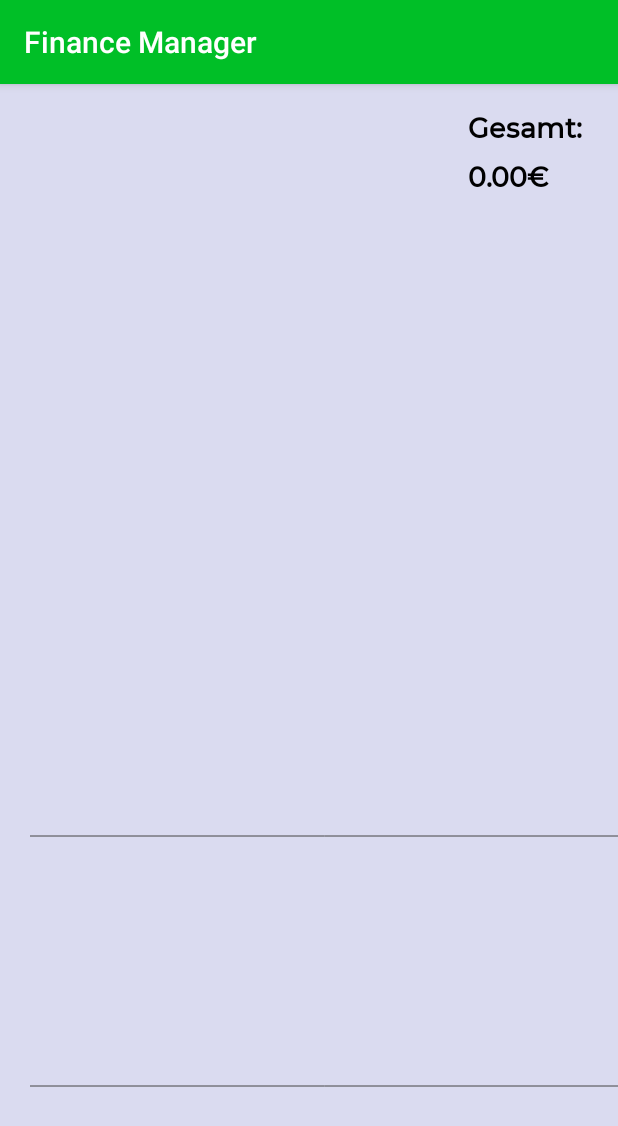
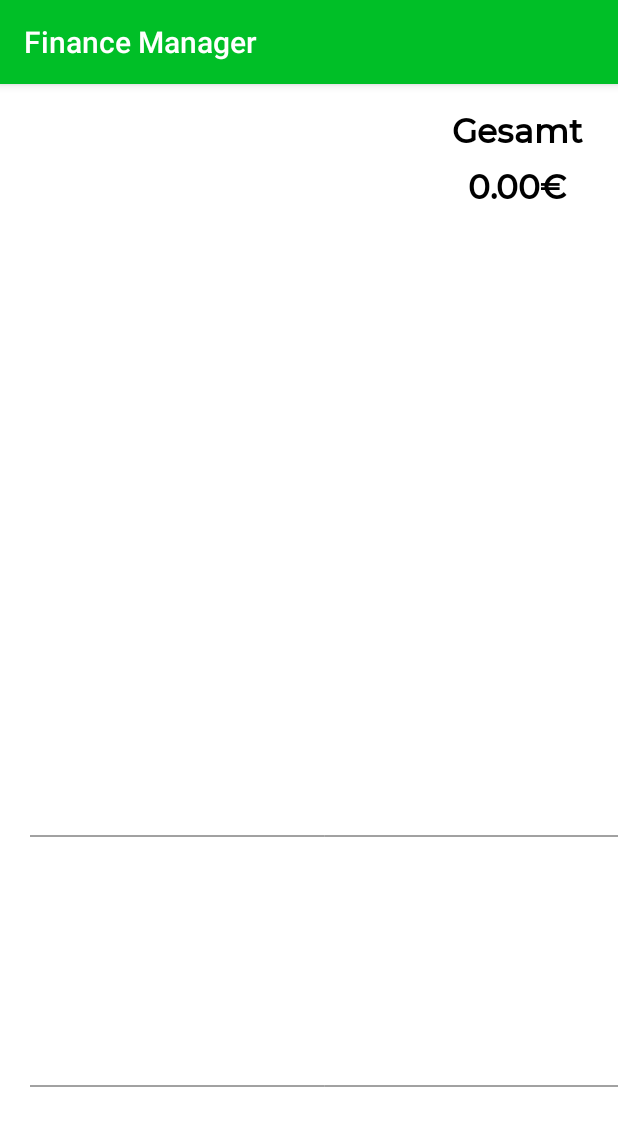
Before and after one commit to haidepzai/Finance-Manager-Android, an Android app: the BarChartActivity screen opened directly, with no data from a screen before it, on a phone screen of 412 x 824 dp. Shown: the top 1126 px of the screen. Run offline under Robolectric (Android 15) with nearby library versions, the phone set to English and light mode, and no system bars.

Commit message:
Slowed down item animation and changed style of chart activity

```diff
--- a/FinanceManager/app/src/main/res/anim/item_animation_fall_down.xml
+++ b/FinanceManager/app/src/main/res/anim/item_animation_fall_down.xml
@@ -1,6 +1,6 @@
 <?xml version="1.0" encoding="utf-8"?>
 <set xmlns:android="http://schemas.android.com/apk/res/android"
-    android:duration="1000">
+    android:duration="750">
 
     <translate
         android:fromYDelta="-20%"
--- a/FinanceManager/app/src/main/res/layout/activity_bar_chart.xml
+++ b/FinanceManager/app/src/main/res/layout/activity_bar_chart.xml
@@ -5,7 +5,7 @@
     android:layout_width="match_parent"
     android:layout_height="match_parent"
     tools:context=".Activity.BarChartActivity"
-    android:background="#dadbf0">
+    android:background="#FFF">
 
     <LinearLayout
         android:layout_width="match_parent"
@@ -16,7 +16,7 @@
         app:layout_constraintStart_toStartOf="parent"
         app:layout_constraintTop_toTopOf="parent"
         app:layout_constraintVertical_bias="0.0"
-        android:background="#dadbf0"
+        android:background="#FFF"
         android:orientation="vertical">
 
         <TextView
@@ -95,7 +95,7 @@
         android:fontFamily="@font/font"
         android:text="@string/total_amount"
         android:textColor="#000000"
-        android:textSize="18sp"
+        android:textSize="22sp"
         android:textStyle="bold"
         app:layout_constraintBottom_toBottomOf="parent"
         app:layout_constraintEnd_toEndOf="parent"
@@ -113,8 +113,9 @@
         android:fontFamily="@font/font"
         android:text="@string/value_zero"
         android:textColor="#000"
-        android:textSize="18sp"
+        android:textSize="22sp"
         android:textStyle="bold"
+        app:layout_constraintEnd_toEndOf="@+id/totalAmountView"
         app:layout_constraintStart_toStartOf="@+id/totalAmountView"
         app:layout_constraintTop_toBottomOf="@+id/totalAmountView" />
 
--- a/FinanceManager/app/src/main/res/values/strings.xml
+++ b/FinanceManager/app/src/main/res/values/strings.xml
@@ -31,7 +31,7 @@
     <string name="leisure">Freizeit: </string>
     <string name="fee">Gebühren: </string>
     <string name="misc">Sonstige: </string>
-    <string name="total_amount">Gesamt: </string>
+    <string name="total_amount">Gesamt</string>
     <!--Strings statistic fragment -->
     <string name="total_spending">Gesamte Ausgaben: </string>
     <string name="show_barChart">Balkendiagramm anzeigen</string>
```
